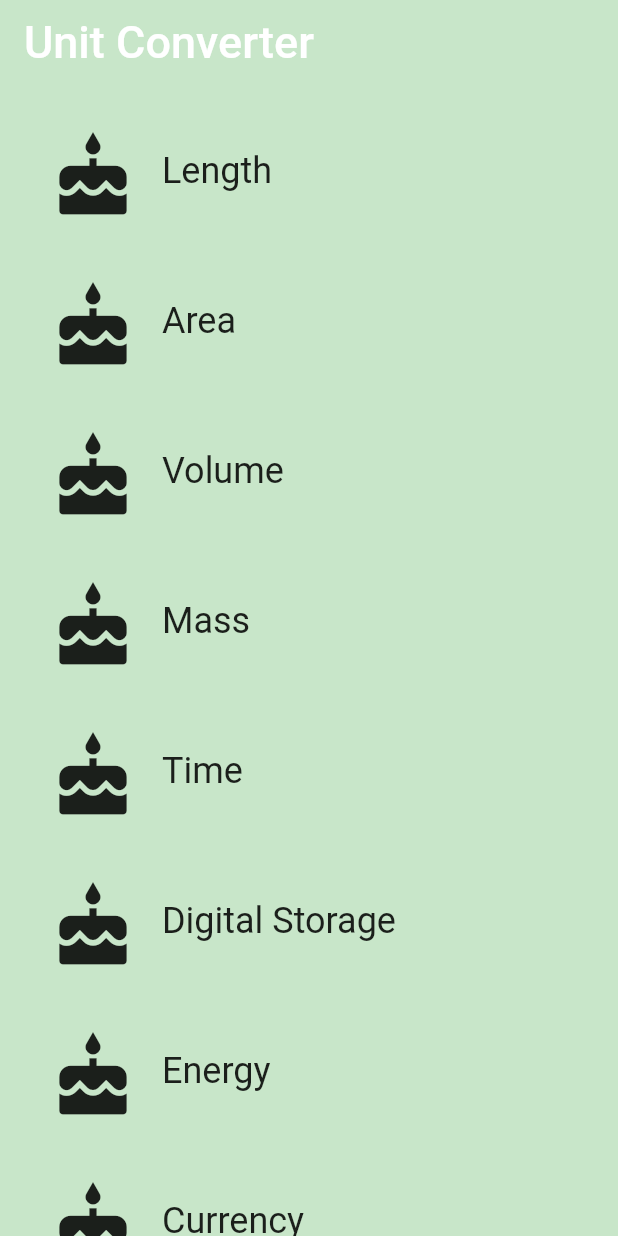
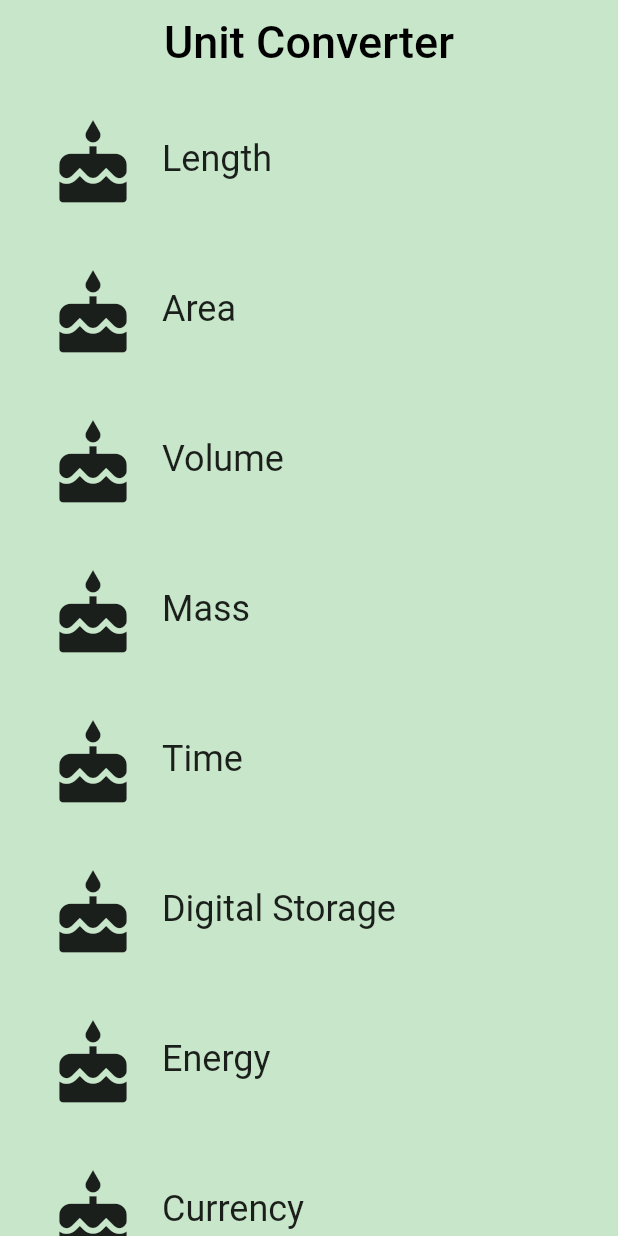
Before and after one commit to hamidkhadem/unit_convert_app, a Flutter app: the screen it shows after launch, on a phone screen of 412 x 824 dp. Run offline on Flutter 3.47's test engine with Material 2 defaults, Android fonts, the phone set to English and light mode, and no system bars.

Commit message:
check and copy and past solution in Udacity Course

```diff
--- a/lib/category_route.dart
+++ b/lib/category_route.dart
@@ -2,16 +2,11 @@
 // Use of this source code is governed by a BSD-style license that can be
 // found in the LICENSE file.
 
-// ignore_for_file: unused_field
-
 import 'package:flutter/material.dart';
 
-// TODO: Check if we need to import anything
 import 'package:unit_convert_app/category.dart';
 
-// TODO: Define any constants
-const iconLocation = Icons.cake;
-const _numberOfItem = 8;
+final _backgroundColor = Colors.green[100];
 
 /// Category Route (screen).
 ///
@@ -34,7 +29,7 @@ class CategoryRoute extends StatelessWidget {
     'Currency',
   ];
 
-  static const _baseColors = <ColorSwatch>[
+  static const _baseColors = <Color>[
     Colors.teal,
     Colors.orange,
     Colors.pinkAccent,
@@ -45,71 +40,50 @@ class CategoryRoute extends StatelessWidget {
     Colors.red,
   ];
 
+  /// Makes the correct number of rows for the list view.
+  ///
+  /// For portrait, we construct a [ListView] from the list of category widgets.
+  Widget _buildCategoryWidgets(List<Widget> categories) {
+    return ListView.builder(
+      itemBuilder: (BuildContext context, int index) => categories[index],
+      itemCount: categories.length,
+    );
+  }
+
   @override
   Widget build(BuildContext context) {
-    // TODO: Create a list of the eight Categories, using the names and colors
-    // from above. Use a placeholder icon, such as `Icons.cake` for each
-    // Category. We'll add custom icons later.
-    // final lenght = Category(name: name, color: color, iconLocation: iconLocation)
-    final _listCategory = <Category>[
-      Category(
-          name: _categoryNames[0],
-          color: _baseColors[0],
-          iconLocation: iconLocation),
-      Category(
-          name: _categoryNames[1],
-          color: _baseColors[1],
-          iconLocation: iconLocation),
-      Category(
-          name: _categoryNames[2],
-          color: _baseColors[2],
-          iconLocation: iconLocation),
-      Category(
-          name: _categoryNames[3],
-          color: _baseColors[3],
-          iconLocation: iconLocation),
-      Category(
-          name: _categoryNames[4],
-          color: _baseColors[4],
-          iconLocation: iconLocation),
-      Category(
-          name: _categoryNames[5],
-          color: _baseColors[5],
-          iconLocation: iconLocation),
-      Category(
-          name: _categoryNames[6],
-          color: _baseColors[6],
-          iconLocation: iconLocation),
-      Category(
-          name: _categoryNames[7],
-          color: _baseColors[7],
-          iconLocation: iconLocation),
-    ];
+    final categories = <Category>[];
 
-    // TODO: Create a list view of the Categories
-    final listView = ListView.builder(
-        padding: const EdgeInsets.all(8.0),
-        itemCount: _numberOfItem,
-        itemBuilder: (BuildContext context, int index) {
-          return Category(name: _categoryNames[index],
-              color: _baseColors[index],
-              iconLocation: iconLocation);
-        });
+    for (var i = 0; i < _categoryNames.length; i++) {
+      categories.add(Category(
+        name: _categoryNames[i],
+        color: _baseColors[i] as ColorSwatch<dynamic>,
+        iconLocation: Icons.cake,
+      ));
+    }
 
-    // TODO: Create an App Bar
+    final listView = Container(
+      color: _backgroundColor,
+      padding: const EdgeInsets.symmetric(horizontal: 8.0),
+      child: _buildCategoryWidgets(categories),
+    );
+
     final appBar = AppBar(
+      elevation: 0.0,
       title: const Text(
         'Unit Converter',
-        style: TextStyle(fontSize: 30),
+        style: TextStyle(
+          color: Colors.black,
+          fontSize: 30.0,
+        ),
       ),
-      elevation: 0.0,
-      backgroundColor: Colors.green[100],
+      centerTitle: true,
+      backgroundColor: _backgroundColor,
     );
 
     return Scaffold(
       appBar: appBar,
       body: listView,
-      backgroundColor: Colors.green[100],
     );
   }
 }
--- a/lib/main.dart
+++ b/lib/main.dart
@@ -5,8 +5,11 @@
 // You can read about packages here: https://flutter.dev/using-packages/
 import 'package:flutter/material.dart';
 
-// TODO: Import the CategoryRoute widget
+// You can use a relative import, i.e. `import 'category_route.dart;'` or
+// a package import, as shown below.
+// More details at http://dart-lang.github.io/linter/lints/avoid_relative_lib_imports.html
 import 'package:unit_convert_app/category_route.dart';
+
 /// The function that is called when main.dart is run.
 void main() {
   runApp(const UnitConverterApp());
@@ -20,11 +23,9 @@ class UnitConverterApp extends StatelessWidget {
 
   @override
   Widget build(BuildContext context) {
-    return MaterialApp(
+    return const MaterialApp(
       debugShowCheckedModeBanner: false,
       title: 'Unit Converter',
-      // TODO: Instead of pointing to exactly 1 Category widget,
-      // our home should now point to an instance of the CategoryRoute widget.
       home: CategoryRoute(),
     );
   }
```
